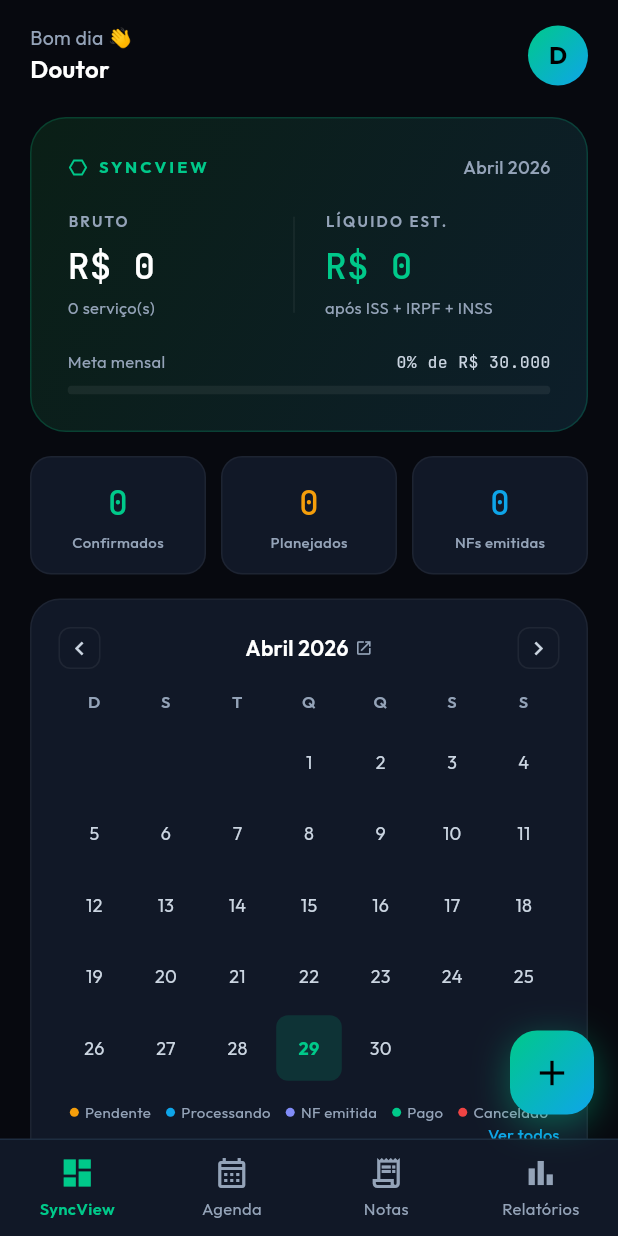
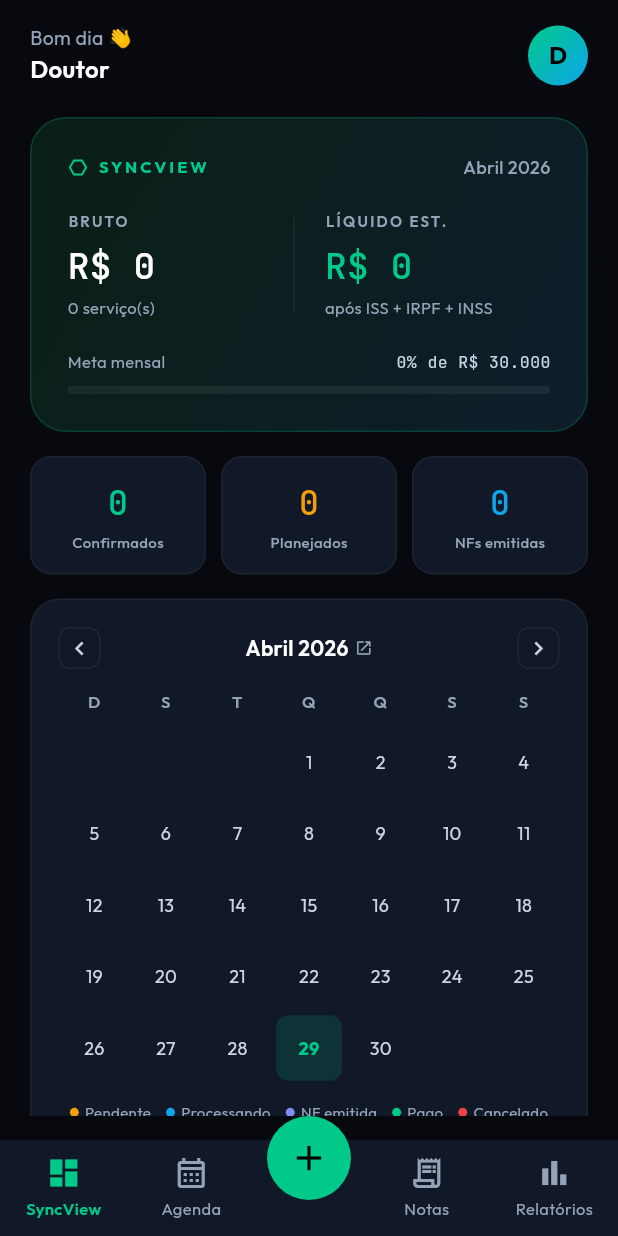
Before and after one commit to alexandrenetit/medvie-app, a Flutter app: the SyncViewScreen screen opened directly, on a phone screen of 412 x 824 dp. Run offline on Flutter 3.47's test engine with Material 3 defaults, Android fonts, the phone set to English and light mode, and no system bars; our stand-ins replace google_fonts, share_plus, shared_preferences; missing offline and left inert: flutter_pdfview; accounts and stored records are empty.

Commit message:
feat: refatorar BottomNav com botão central flutuante e unificar _NavItemBadge
  - Renomeia MedvieBottomNav para BottomNav
  - Adiciona parâmetro obrigatório onAddServico para abrir modal de serviço
  - Remove AddServicoFab e FloatingActionButton da SyncViewScreen
  - Integra botão "+" centralizado e elevado no BottomNav via Stack/Positioned
  - Unifica _NavItem e _NavItemBadge em um único widget com badge opcional
  - Remove dependência de add_servico_fab.dart

```diff
--- a/lib/features/syncview/syncview_screen.dart
+++ b/lib/features/syncview/syncview_screen.dart
@@ -11,7 +11,6 @@
 import 'widgets/stats_row.dart';
 import 'widgets/mini_calendar.dart';
 import 'widgets/servico_list.dart';
-import 'widgets/add_servico_fab.dart';
 import 'widgets/add_servico_modal.dart';
 import '../agenda/agenda_screen.dart';
 import '../notas/notas_screen.dart';
@@ -88,14 +87,11 @@
       body: SafeArea(
         child: _buildBody(),
       ),
-      bottomNavigationBar: MedvieBottomNav(
+      bottomNavigationBar: BottomNav(
         currentIndex: _currentNav,
         onTap: (i) => setState(() => _currentNav = i),
+        onAddServico: _showAddServicoModal,
       ),
-      floatingActionButton: _currentNav == 0
-          ? AddServicoFab(onTap: _showAddServicoModal)
-          : null,
-      floatingActionButtonLocation: FloatingActionButtonLocation.endFloat,
     );
   }
 }
--- a/lib/shared/widgets/bottom_nav.dart
+++ b/lib/shared/widgets/bottom_nav.dart
@@ -5,69 +5,108 @@
 import '../../core/constants/app_colors.dart';
 import '../../core/providers/servico_provider.dart';
 
-class MedvieBottomNav extends StatelessWidget {
+class BottomNav extends StatelessWidget {
   final int currentIndex;
   final ValueChanged<int> onTap;
+  final VoidCallback onAddServico;
 
-  const MedvieBottomNav({
+  const BottomNav({
     super.key,
     required this.currentIndex,
     required this.onTap,
+    required this.onAddServico,
   });
 
   @override
   Widget build(BuildContext context) {
     final pendentes = context.watch<ServicoProvider>().countPendentesNf;
 
-    return Container(
-      decoration: const BoxDecoration(
+    return SizedBox(
+      height: 80,
+      child: Stack(
+        clipBehavior: Clip.none,
+        children: [
+          Positioned(
+            bottom: 0,
+            left: 0,
+            right: 0,
+            child: Container(
+              height: 64,
               color: AppColors.surface,
-        border: Border(
-          top: BorderSide(color: AppColors.border, width: 1),
-        ),
-      ),
-      child: SafeArea(
-        top: false,
-        child: SizedBox(
-          height: 64,
               child: Row(
+                children: [
+                  Expanded(
+                    child: Row(
+                      mainAxisAlignment: MainAxisAlignment.spaceAround,
                       children: [
                         _NavItem(
                           index: 0,
-                currentIndex: currentIndex,
                           icon: Icons.dashboard_outlined,
                           iconActive: Icons.dashboard,
                           label: 'SyncView',
+                          current: currentIndex,
                           onTap: onTap,
                         ),
                         _NavItem(
                           index: 1,
-                currentIndex: currentIndex,
                           icon: Icons.calendar_month_outlined,
                           iconActive: Icons.calendar_month,
                           label: 'Agenda',
-                onTap: onTap,
-              ),
-              _NavItemBadge(
-                index: 2,
-                currentIndex: currentIndex,
-                icon: Icons.receipt_long_outlined,
-                iconActive: Icons.receipt_long,
-                label: 'Notas',
-                badgeCount: pendentes,
-                onTap: onTap,
-              ),
-              _NavItem(
-                index: 3,
-                currentIndex: currentIndex,
-                icon: Icons.bar_chart_outlined,
-                iconActive: Icons.bar_chart,
-                label: 'Relatórios',
+                          current: currentIndex,
                           onTap: onTap,
                         ),
                       ],
                     ),
                   ),
+                  const SizedBox(width: 72),
+                  Expanded(
+                    child: Row(
+                      mainAxisAlignment: MainAxisAlignment.spaceAround,
+                      children: [
+                        _NavItem(
+                          index: 2,
+                          icon: Icons.receipt_long_outlined,
+                          iconActive: Icons.receipt_long,
+                          label: 'Notas',
+                          current: currentIndex,
+                          onTap: onTap,
+                          badge: pendentes,
+                        ),
+                        _NavItem(
+                          index: 3,
+                          icon: Icons.bar_chart_outlined,
+                          iconActive: Icons.bar_chart,
+                          label: 'Relatórios',
+                          current: currentIndex,
+                          onTap: onTap,
+                        ),
+                      ],
+                    ),
+                  ),
+                ],
+              ),
+            ),
+          ),
+          Positioned(
+            top: 0,
+            left: 0,
+            right: 0,
+            child: Center(
+              child: GestureDetector(
+                onTap: onAddServico,
+                child: Container(
+                  width: 56,
+                  height: 56,
+                  decoration: const BoxDecoration(
+                    color: AppColors.green,
+                    shape: BoxShape.circle,
+                  ),
+                  child: const Icon(Icons.add, color: Colors.black, size: 28),
+                ),
+              ),
+            ),
+          ),
+        ],
       ),
     );
   }
@@ -75,81 +114,31 @@
 
 class _NavItem extends StatelessWidget {
   final int index;
-  final int currentIndex;
   final IconData icon;
   final IconData iconActive;
   final String label;
+  final int current;
   final ValueChanged<int> onTap;
+  final int? badge;
 
   const _NavItem({
     required this.index,
-    required this.currentIndex,
     required this.icon,
     required this.iconActive,
     required this.label,
+    required this.current,
     required this.onTap,
+    this.badge,
   });
 
   @override
   Widget build(BuildContext context) {
-    final isActive = index == currentIndex;
-
-    return Expanded(
-      child: GestureDetector(
+    final active = index == current;
+    return GestureDetector(
       onTap: () => onTap(index),
       behavior: HitTestBehavior.opaque,
-        child: Column(
-          mainAxisAlignment: MainAxisAlignment.center,
-          children: [
-            Icon(
-              isActive ? iconActive : icon,
-              size: 24,
-              color: isActive ? AppColors.green : AppColors.textDim,
-            ),
-            const SizedBox(height: 4),
-            Text(
-              label,
-              style: TextStyle(
-                fontFamily: 'Outfit',
-                fontSize: 11,
-                fontWeight: isActive ? FontWeight.w600 : FontWeight.w400,
-                color: isActive ? AppColors.green : AppColors.textDim,
-              ),
-            ),
-          ],
-        ),
-      ),
-    );
-  }
-}
-
-class _NavItemBadge extends StatelessWidget {
-  final int index;
-  final int currentIndex;
-  final IconData icon;
-  final IconData iconActive;
-  final String label;
-  final int badgeCount;
-  final ValueChanged<int> onTap;
-
-  const _NavItemBadge({
-    required this.index,
-    required this.currentIndex,
-    required this.icon,
-    required this.iconActive,
-    required this.label,
-    required this.badgeCount,
-    required this.onTap,
-  });
-
-  @override
-  Widget build(BuildContext context) {
-    final isActive = index == currentIndex;
-
-    return Expanded(
-      child: GestureDetector(
-        onTap: () => onTap(index),
-        behavior: HitTestBehavior.opaque,
+      child: SizedBox(
+        width: 64,
         child: Column(
           mainAxisAlignment: MainAxisAlignment.center,
           children: [
@@ -157,24 +146,23 @@
               clipBehavior: Clip.none,
               children: [
                 Icon(
-                  isActive ? iconActive : icon,
+                  active ? iconActive : icon,
                   size: 24,
-                  color: isActive ? AppColors.green : AppColors.textDim,
+                  color: active ? AppColors.green : AppColors.textDim,
                 ),
-                if (badgeCount > 0)
+                if (badge != null && badge! > 0)
                   Positioned(
                     top: -6,
                     right: -8,
                     child: Container(
-                      padding: const EdgeInsets.symmetric(
-                          horizontal: 5, vertical: 2),
+                      padding: const EdgeInsets.symmetric(horizontal: 5, vertical: 2),
                       decoration: BoxDecoration(
                         color: AppColors.amber,
                         borderRadius: BorderRadius.circular(10),
                       ),
                       constraints: const BoxConstraints(minWidth: 18),
                       child: Text(
-                        badgeCount > 99 ? '99+' : '$badgeCount',
+                        badge! > 99 ? '99+' : '$badge',
                         style: const TextStyle(
                           fontFamily: 'Outfit',
                           fontSize: 10,
@@ -193,8 +181,8 @@
               style: TextStyle(
                 fontFamily: 'Outfit',
                 fontSize: 11,
-                fontWeight: isActive ? FontWeight.w600 : FontWeight.w400,
-                color: isActive ? AppColors.green : AppColors.textDim,
+                fontWeight: active ? FontWeight.w600 : FontWeight.w400,
+                color: active ? AppColors.green : AppColors.textDim,
               ),
             ),
           ],
```
Also changed, not shown: .claude/settings.local.json. Lines whose indentation alone changed are shown as unchanged.
